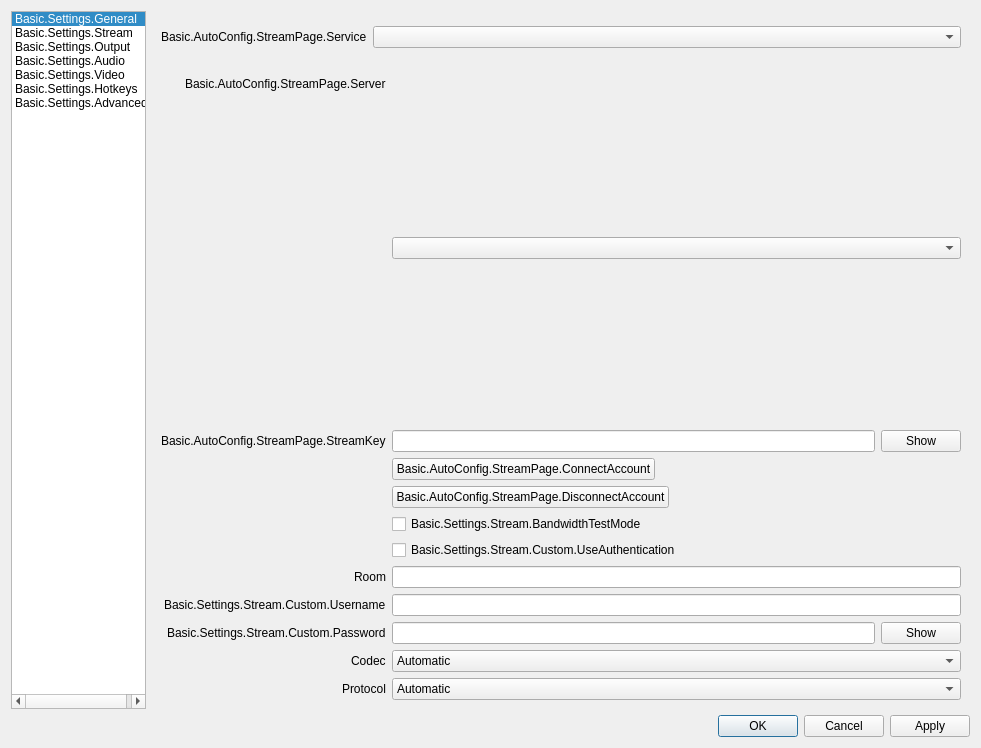
Above: UI/forms/OBSBasicSettings.ui from CoSMoSoftware/OBS-studio-webrtc before the change. Below: the same form after it.
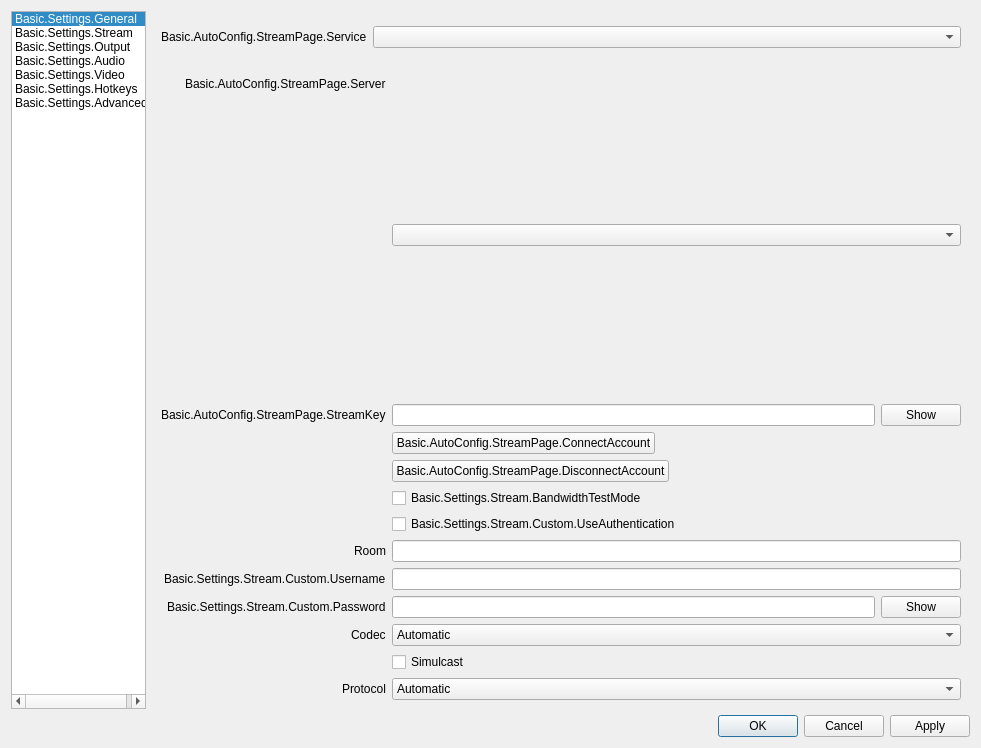
That is the form after the change. The open tabs and pages were chosen to show the change. Icons and pictures are not drawn.

Commit message: #239 add Simulcast checkbox

What changed in the file:
```diff
--- a/UI/forms/OBSBasicSettings.ui
+++ b/UI/forms/OBSBasicSettings.ui
@@ -1199,7 +1199,24 @@
                  </item>
                </widget>
              </item>
-             <item row="10" column="0">
+             <item row="11" column="0">
+               <widget class="QLabel" name="simulcastLabel">
+               <property name="text">
+                 <string></string>
+               </property>
+               <property name="buddy">
+                 <cstring>simulcastEnable</cstring>
+               </property>
+               </widget>
+             </item>
+             <item row="11" column="1">
+               <widget class="QCheckBox" name="simulcastEnable">
+               <property name="text">
+                 <string>Simulcast</string>
+               </property>
+               </widget>
+             </item>
+             <item row="12" column="0">
                <widget class="QLabel" name="streamProtocolLabel">
                <property name="text">
                  <string>Protocol</string>
@@ -1209,7 +1226,7 @@
                </property>
                </widget>
              </item>
-             <item row="10" column="1">
+             <item row="12" column="1">
                <widget class="QComboBox" name="streamProtocol">
                  <property name="currentIndex">
                    <number>0</number>
```
Left out of the diff: 1 changed line with no effect on the pictures. The commit also changes 12 other files.
